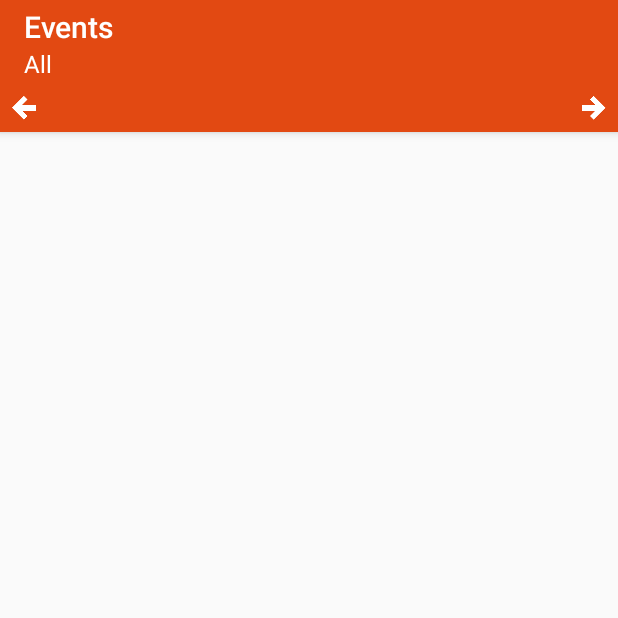
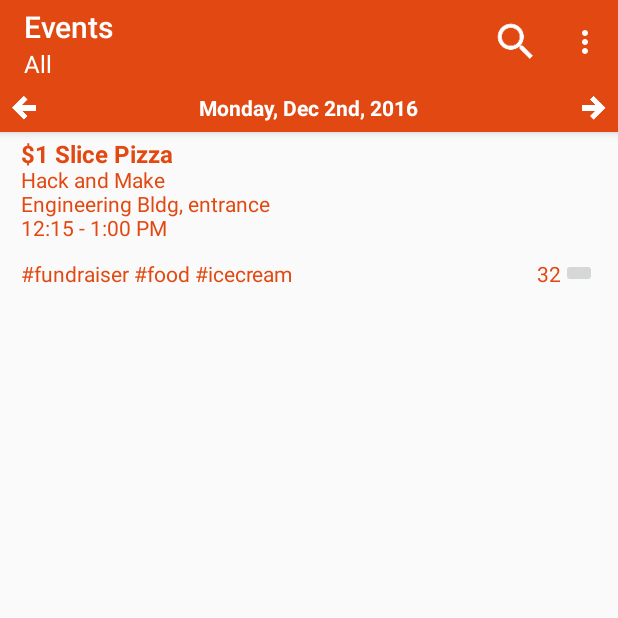
Before and after one commit to davelasquez12/VLife, an Android app: the MainActivity screen opened directly, with no data from a screen before it, on a phone screen of 412 x 824 dp, the top half of it. Run offline under Robolectric (Android 15) with nearby library versions, the phone set to English and light mode, and no system bars.

Commit message:
Added Viewpager, events recyclerview, and the event list item design

```diff
--- /dev/null
+++ b/app/src/main/java/utrgv/vlife/Event.java
@@ -0,0 +1,91 @@
+package utrgv.vlife;
+
+
+public class Event
+{
+	private String mTitle, mHostingOrg, mTime, mLocation, mDescription, mNumLikes, mTags;
+
+	public Event(String title, String hostingOrg, String time, String location,
+				 String description, String numLikes, String tags)
+	{
+		mTitle = title;
+		mHostingOrg = hostingOrg;
+		mTime = time;
+		mLocation = location;
+		mDescription = description;
+		mNumLikes = numLikes;
+		mTags = tags;
+	}
+
+	public Event(){}
+
+	public String getTitle()
+	{
+		return mTitle;
+	}
+
+	public void setTitle(String title)
+	{
+		mTitle = title;
+	}
+
+	public String getHostingOrg()
+	{
+		return mHostingOrg;
+	}
+
+	public void setHostingOrg(String hostingOrg)
+	{
+		mHostingOrg = hostingOrg;
+	}
+
+	public String getTime()
+	{
+		return mTime;
+	}
+
+	public void setTime(String time)
+	{
+		mTime = time;
+	}
+
+	public String getLocation()
+	{
+		return mLocation;
+	}
+
+	public void setLocation(String location)
+	{
+		mLocation = location;
+	}
+
+	public String getDescription()
+	{
+		return mDescription;
+	}
+
+	public void setDescription(String description)
+	{
+		mDescription = description;
+	}
+
+	public String getNumLikes()
+	{
+		return mNumLikes;
+	}
+
+	public void setNumLikes(String numLikes)
+	{
+		mNumLikes = numLikes;
+	}
+
+	public String getTags()
+	{
+		return mTags;
+	}
+
+	private void setTags(String tags)
+	{
+		mTags = tags;
+	}
+}
--- /dev/null
+++ b/app/src/main/java/utrgv/vlife/EventHolder.java
@@ -0,0 +1,33 @@
+package utrgv.vlife;
+
+import android.support.v7.widget.RecyclerView;
+import android.view.View;
+import android.widget.ImageButton;
+import android.widget.TextView;
+
+
+public class EventHolder extends RecyclerView.ViewHolder
+{
+	private TextView mTitleTV, mHostingOrgTV, mTimeTV, mLocationTV, mNumLikesTV;
+	private ImageButton mThumbsUpIB;
+
+	public EventHolder(View itemView)
+	{
+		super(itemView);
+		mTitleTV = (TextView) itemView.findViewById(R.id.event_title_textview);
+		mHostingOrgTV = (TextView) itemView.findViewById(R.id.hosting_org_textview);
+		mTimeTV = (TextView) itemView.findViewById(R.id.event_time_textview);
+		mLocationTV = (TextView) itemView.findViewById(R.id.event_location_textview);
+		mNumLikesTV = (TextView) itemView.findViewById(R.id.event_num_likes_textview);
+		mThumbsUpIB = (ImageButton) itemView.findViewById(R.id.thumbs_up_image_button);
+	}
+
+	public void bindData(Event event)
+	{
+		mTitleTV.setText(event.getTitle());
+		mHostingOrgTV.setText(event.getHostingOrg());
+		mTimeTV.setText(event.getTime());
+		mLocationTV.setText(event.getLocation());
+		mNumLikesTV.setText(event.getNumLikes());
+	}
+}
--- /dev/null
+++ b/app/src/main/java/utrgv/vlife/EventsFragment.java
@@ -0,0 +1,81 @@
+package utrgv.vlife;
+
+import android.os.Bundle;
+import android.support.annotation.Nullable;
+import android.support.v4.app.Fragment;
+import android.support.v7.widget.LinearLayoutManager;
+import android.support.v7.widget.RecyclerView;
+import android.view.LayoutInflater;
+import android.view.View;
+import android.view.ViewGroup;
+
+import java.util.ArrayList;
+import java.util.List;
+
+public class EventsFragment extends Fragment
+{
+	private List<Event> mEventList = new ArrayList<>();
+	private RecyclerView mEventsRV;
+	private int mVPPage;
+	private EventsAdapter mEventsAdapter;
+
+
+	@Override
+	public void onCreate(@Nullable Bundle savedInstanceState)
+	{
+		super.onCreate(savedInstanceState);
+		setRetainInstance(true);
+
+		mEventList.add(new Event("$1 Slice Pizza", "Hack and Make", "12:15 - 1:00 PM", "Engineering Bldg, entrance", "", "32", "#pizza, #fundraiser"));
+
+	}
+
+	@Nullable
+	@Override
+	public View onCreateView(LayoutInflater inflater, @Nullable ViewGroup container, @Nullable Bundle savedInstanceState)
+	{
+		View view = inflater.inflate(R.layout.events_recycler_view, container, false);
+		mEventsRV = (RecyclerView) view.findViewById(R.id.events_recycyler_view);
+		mEventsRV.setLayoutManager(new LinearLayoutManager(getActivity()));
+		mEventsRV.setHasFixedSize(true);
+		setupRVAdapter();
+
+		return view;
+	}
+
+	public void setVPPageNumber(int page)
+	{
+		mVPPage = page;
+	}
+
+	private void setupRVAdapter()
+	{
+		mEventsAdapter = new EventsAdapter();
+		mEventsRV.setAdapter(mEventsAdapter);
+	}
+
+	private class EventsAdapter extends RecyclerView.Adapter<EventHolder>
+	{
+		@Override
+		public EventHolder onCreateViewHolder(ViewGroup parent, int viewType)
+		{
+			LayoutInflater inflater = LayoutInflater.from(getActivity());
+			View view = inflater.inflate(R.layout.list_item_event, parent, false);
+
+			return new EventHolder(view);
+		}
+
+		@Override
+		public void onBindViewHolder(EventHolder holder, int position)
+		{
+			Event event = mEventList.get(position);
+			holder.bindData(event);
+		}
+
+		@Override
+		public int getItemCount()
+		{
+			return mEventList.size();
+		}
+	}
+}
--- a/app/src/main/java/utrgv/vlife/MainActivity.java
+++ b/app/src/main/java/utrgv/vlife/MainActivity.java
@@ -1,18 +1,29 @@
 package utrgv.vlife;
 
+import android.support.v4.view.ViewPager;
 import android.support.v7.app.AppCompatActivity;
 import android.os.Bundle;
+import android.support.v7.widget.Toolbar;
 import android.view.Menu;
 import android.view.MenuInflater;
 
 public class MainActivity extends AppCompatActivity
 {
+	private Toolbar mToolbar;
+	private MainVPAdapter mMainVPAdapter;
+	private ViewPager mViewPager;
+	private int mCurrentVPPos = MainVPAdapter.NUM_EVENT_FRAGS/2;
 
 	@Override
 	protected void onCreate(Bundle savedInstanceState)
 	{
 		super.onCreate(savedInstanceState);
 		setContentView(R.layout.activity_main);
+
+		mToolbar = (Toolbar) findViewById(R.id.main_toolbar);
+		mViewPager = (ViewPager) findViewById(R.id.main_view_pager);
+		setSupportActionBar(mToolbar);
+		setupViewPager();
 	}
 
 	@Override
@@ -22,4 +33,33 @@ public class MainActivity extends AppCompatActivity
 		menuInflater.inflate(R.menu.main_toolbar_menu, menu);
 		return true;
 	}
+
+	private void setupViewPager()
+	{
+		mMainVPAdapter = new MainVPAdapter(getSupportFragmentManager());
+		mViewPager.setAdapter(mMainVPAdapter);
+		mViewPager.setCurrentItem(mCurrentVPPos);
+
+		mViewPager.addOnPageChangeListener(new ViewPager.OnPageChangeListener()
+		{
+			@Override
+			public void onPageScrolled(int position, float positionOffset, int positionOffsetPixels)
+			{
+
+			}
+
+			@Override
+			public void onPageSelected(int position)
+			{
+				mCurrentVPPos = position;
+			}
+
+			@Override
+			public void onPageScrollStateChanged(int state)
+			{
+
+			}
+		});
+
+	}
 }
--- /dev/null
+++ b/app/src/main/java/utrgv/vlife/MainVPAdapter.java
@@ -0,0 +1,54 @@
+package utrgv.vlife;
+
+import android.support.v4.app.Fragment;
+import android.support.v4.app.FragmentManager;
+import android.support.v4.app.FragmentStatePagerAdapter;
+import android.view.ViewGroup;
+
+/**
+ * Created by David on 12/2/2016.
+ */
+
+public class MainVPAdapter extends FragmentStatePagerAdapter
+{
+	public static final int NUM_EVENT_FRAGS = 10;
+	private EventsFragment[] mFragArr = new EventsFragment[NUM_EVENT_FRAGS];
+
+	public MainVPAdapter(FragmentManager fm)
+	{
+		super(fm);
+	}
+
+	@Override
+	public Fragment getItem(int position)
+	{
+		return new EventsFragment();
+	}
+
+	@Override
+	public Object instantiateItem(ViewGroup container, int position)
+	{
+		EventsFragment fragment = (EventsFragment) super.instantiateItem(container, position);
+		fragment.setVPPageNumber(position);
+		mFragArr[position] = fragment;
+		return fragment;
+	}
+
+	@Override
+	public void destroyItem(ViewGroup container, int position, Object object)
+	{
+		mFragArr[position] = null;
+		super.destroyItem(container, position, object);
+	}
+
+	public EventsFragment getFragment(int position)
+	{
+		return mFragArr[position];
+	}
+
+	@Override
+	public int getCount()
+	{
+		return NUM_EVENT_FRAGS;
+	}
+}
--- a/app/src/main/res/layout/activity_main.xml
+++ b/app/src/main/res/layout/activity_main.xml
@@ -41,7 +41,7 @@
                         android:layout_height="wrap_content"
                         android:ellipsize="end"
                         android:maxLines="1"
-                        tools:text="Monday, Dec 2nd, 2016"
+                        android:text="Monday, Dec 2nd, 2016"
                         android:textStyle="bold"
                         android:textColor="#ffffff"/>
 
--- a/app/src/main/res/layout/activity_sign_in.xml
+++ b/app/src/main/res/layout/activity_sign_in.xml
@@ -29,7 +29,7 @@
         <ImageView
             android:layout_width="match_parent"
             android:layout_height="250dp"
-            android:src="@drawable/utrgv_logo_full"/>
+            android:src="@drawable/logo_v1_trans"/>
 
         <android.support.design.widget.TextInputLayout
             android:layout_width="match_parent"
--- /dev/null
+++ b/app/src/main/res/layout/events_recycler_view.xml
@@ -0,0 +1,9 @@
+<?xml version="1.0" encoding="utf-8"?>
+<android.support.v7.widget.RecyclerView
+    xmlns:android="http://schemas.android.com/apk/res/android"
+    android:id="@+id/events_recycyler_view"
+    android:layout_width="match_parent"
+    android:layout_height="match_parent"
+    android:scrollbars="vertical">
+
+</android.support.v7.widget.RecyclerView>
--- /dev/null
+++ b/app/src/main/res/layout/list_item_event.xml
@@ -0,0 +1,96 @@
+<?xml version="1.0" encoding="utf-8"?>
+
+<FrameLayout
+    xmlns:android="http://schemas.android.com/apk/res/android"
+    android:layout_width="match_parent"
+    android:layout_height="110dp"
+    android:paddingLeft="14dp"
+    android:paddingRight="14dp"
+    android:paddingTop="6dp"
+    android:paddingBottom="6dp">
+
+    <LinearLayout
+        android:layout_width="match_parent"
+        android:layout_height="wrap_content"
+        android:orientation="vertical"
+        android:padding="0dp"
+        android:layout_margin="0dp">
+
+        <TextView
+            android:id="@+id/event_title_textview"
+            android:layout_width="match_parent"
+            android:layout_height="wrap_content"
+            android:text="Ice Cream Fundraiser"
+            android:textColor="@color/orange"
+            android:textSize="16sp"
+            android:includeFontPadding="false"
+            android:padding="0dp"
+            android:layout_margin="0dp"
+            android:textStyle="bold"/>
+
+        <TextView
+            android:id="@+id/hosting_org_textview"
+            android:layout_width="match_parent"
+            android:layout_height="wrap_content"
+            android:text="Association of Computer Machinery"
+            android:includeFontPadding="false"
+            android:padding="0dp"
+            android:layout_margin="0dp"
+            android:textColor="@color/orange"/>
+
+        <TextView
+            android:id="@+id/event_location_textview"
+            android:layout_width="match_parent"
+            android:layout_height="wrap_content"
+            android:textColor="@color/orange"
+            android:includeFontPadding="false"
+            android:padding="0dp"
+            android:layout_margin="0dp"
+            android:text="Engineering Bldg, Rm 1.298"/>
+
+        <TextView
+            android:id="@+id/event_time_textview"
+            android:layout_width="wrap_content"
+            android:layout_height="wrap_content"
+            android:includeFontPadding="false"
+            android:layout_gravity="bottom|left"
+            android:text="12:15 - 1:15 PM"
+            android:padding="0dp"
+            android:layout_margin="0dp"
+            android:textColor="@color/orange"/>
+
+    </LinearLayout>
+
+    <LinearLayout
+        android:layout_width="match_parent"
+        android:layout_height="wrap_content"
+        android:orientation="horizontal"
+        android:layout_gravity="bottom"
+        android:gravity="bottom">
+
+        <TextView
+            android:id="@+id/category_tags"
+            android:layout_width="wrap_content"
+            android:layout_height="wrap_content"
+            android:textColor="@color/orange"
+            android:text="#fundraiser #food #icecream"
+            android:maxLines="1"
+            android:ellipsize="end"
+            android:layout_weight="1"
+            android:layout_marginRight="16dp"/>
+
+        <TextView
+            android:id="@+id/event_num_likes_textview"
+            android:layout_width="wrap_content"
+            android:layout_height="wrap_content"
+            android:text="55"
+            android:textColor="@color/orange"/>
+
+        <ImageButton
+            android:id="@+id/thumbs_up_image_button"
+            android:layout_width="wrap_content"
+            android:layout_height="wrap_content"/>
+
+    </LinearLayout>
+
+</FrameLayout>
--- a/app/src/main/res/layout/main_toolbar.xml
+++ b/app/src/main/res/layout/main_toolbar.xml
@@ -10,8 +10,8 @@
     app:title="Events"
     app:subtitle="All"
     app:subtitleTextColor="#ffffff"
-    app:titleTextColor="#ffffff">
-
+    app:titleTextColor="#ffffff"
+    app:theme="@style/menuTheme">
 
 
 </android.support.v7.widget.Toolbar>
--- a/app/src/main/res/values/styles.xml
+++ b/app/src/main/res/values/styles.xml
@@ -10,7 +10,7 @@
         <!--<item name="actionBarTheme">@style/menuTheme</item>-->
     </style>
 
-    <style name="menuTheme" parent="@style/ThemeOverlay.AppCompat.ActionBar">
+    <style name="menuTheme" parent="ThemeOverlay.AppCompat.ActionBar">
         <item name="colorControlNormal">#ffffff</item>
     </style>
 
```
Also changed, not shown: app/src/main/res/drawable/logo_v1_trans.png (added).
